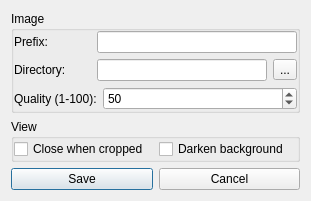
Old version of the form ui/settings.ui in the repository iceanimations/cropDesk.
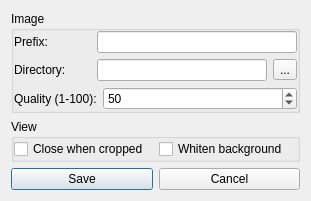
New version of the form.

Commit message: darkne button text changed to whiten in settings.ui file

```diff
--- a/ui/settings.ui
+++ b/ui/settings.ui
@@ -127,7 +127,7 @@
         <item>
          <widget class="QCheckBox" name="darkenButton">
           <property name="text">
-           <string>Darken background</string>
+           <string>Whiten background</string>
           </property>
          </widget>
         </item>
```
The commit also changes 1 other file.
